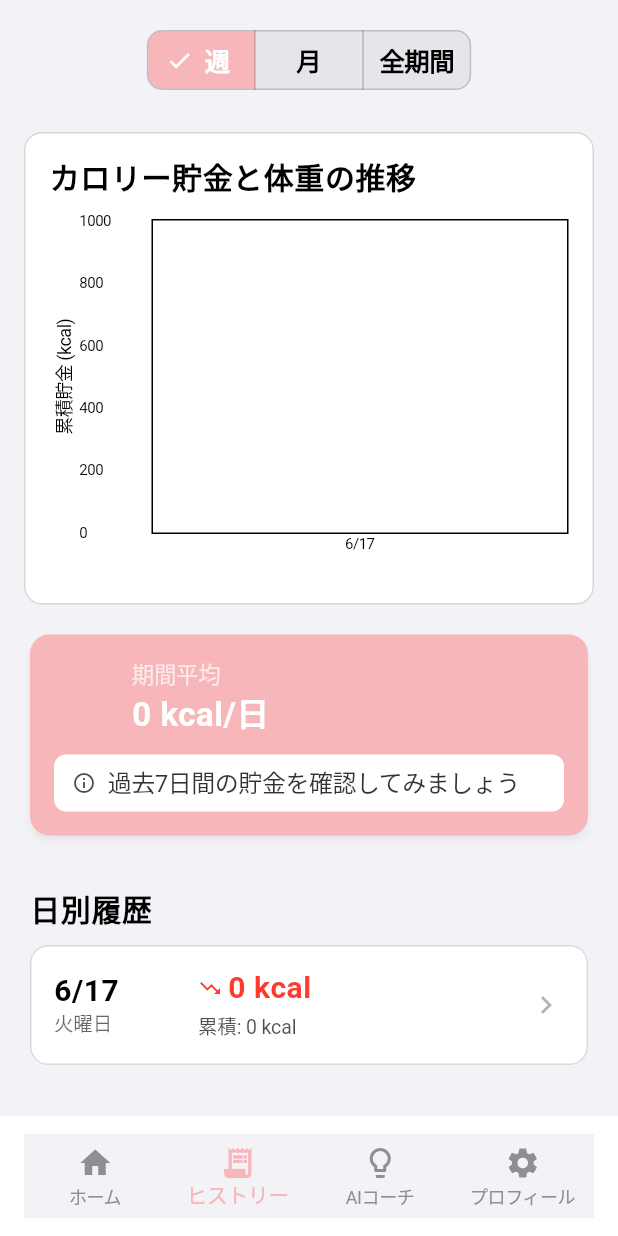
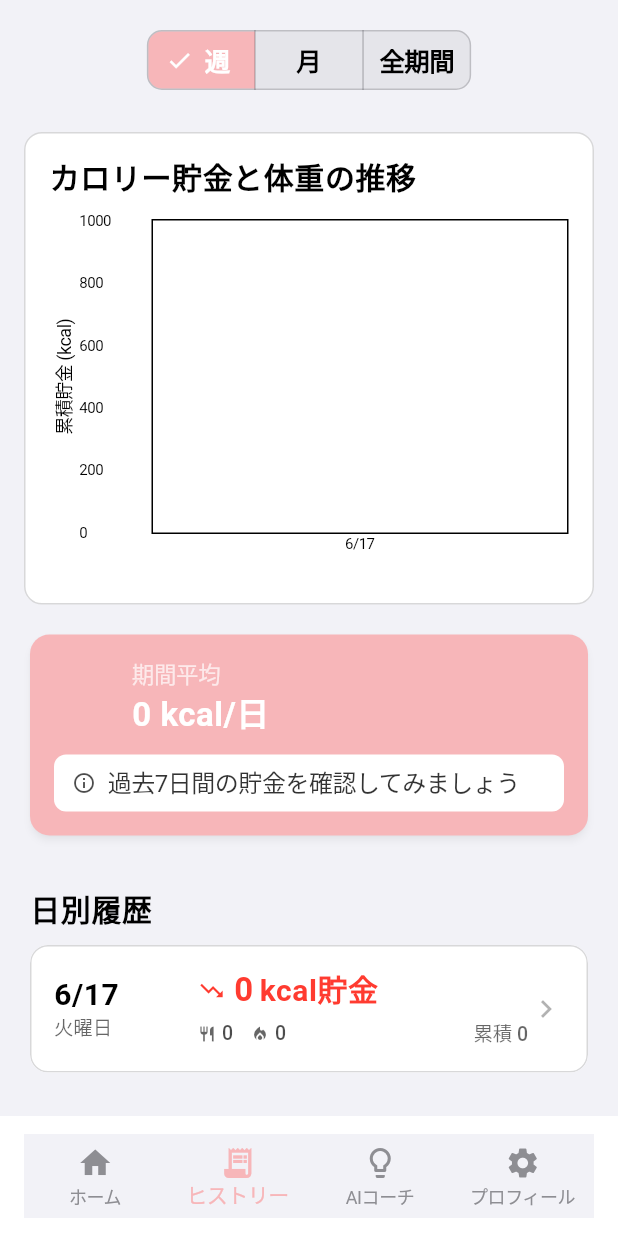
Before and after one commit to DELAxGithub/tonton, a Flutter app: the screen it shows once a user with an empty profile is signed in, item 2 of the bottom bar chosen, on a phone screen of 412 x 824 dp. Run offline on Flutter 3.47's test engine with Material 3 defaults, Android fonts, the phone set to English and light mode, and no system bars; drawn by our look-alikes of fl_chart; our stand-ins replace flutter_dotenv, flutter_riverpod, go_router, google_generative_ai, hive, hive_flutter and 4 more; missing offline and left inert: health; accounts and stored records are empty; generated files the repository leaves out were written again.

Commit message:
feat: Enhance daily history display with Apple-style design
- Primary focus on savings amount with 'kcal貯金' label
- Add small icons for consumed (restaurant) and burned (fire) calories
- Use compact secondary text for consumed/burned breakdown
- Larger, bolder savings display for better visual hierarchy
- Cumulative savings moved to right side for clean layout
- Apple HIG-inspired typography and spacing

```diff
--- a/lib/widgets/daily_history_list.dart
+++ b/lib/widgets/daily_history_list.dart
@@ -106,48 +106,116 @@ class DailyHistoryList extends StatelessWidget {
                     ),
                   ),
                   const SizedBox(width: 16),
-                  // Daily savings
+                  // Daily details with savings highlight
                   Expanded(
                     child: Column(
                       crossAxisAlignment: CrossAxisAlignment.start,
                       children: [
+                        // Main savings display
                         Row(
                           children: [
                             Icon(
-                              isPositive
-                                  ? Icons.trending_up
-                                  : Icons.trending_down,
-                              size: 16,
-                              color:
-                                  isPositive
-                                      ? TontonColors.success
-                                      : TontonColors.error,
+                              isPositive ? Icons.savings : Icons.trending_down,
+                              size: 18,
+                              color: isPositive
+                                  ? TontonColors.success
+                                  : TontonColors.error,
+                            ),
+                            const SizedBox(width: 6),
+                            Text(
+                              '${isPositive ? "+" : ""}${record.dailyBalance.toStringAsFixed(0)}',
+                              style: Theme.of(context)
+                                  .textTheme
+                                  .titleLarge
+                                  ?.copyWith(
+                                    color: isPositive
+                                        ? TontonColors.success
+                                        : TontonColors.error,
+                                    fontWeight: FontWeight.bold,
+                                  ),
                             ),
                             const SizedBox(width: 4),
                             Text(
-                              '${isPositive ? "+" : ""}${record.dailyBalance.toStringAsFixed(0)} kcal',
-                              style: Theme.of(
-                                context,
-                              ).textTheme.titleMedium?.copyWith(
-                                color:
-                                    isPositive
+                              'kcal貯金',
+                              style: Theme.of(context)
+                                  .textTheme
+                                  .titleMedium
+                                  ?.copyWith(
+                                    color: isPositive
                                         ? TontonColors.success
                                         : TontonColors.error,
-                                fontWeight: FontWeight.bold,
-                              ),
+                                    fontWeight: FontWeight.w600,
+                                  ),
                             ),
                           ],
                         ),
-                        const SizedBox(height: 4),
-                        Text(
-                          '累積: ${record.cumulativeSavings.toStringAsFixed(0)} kcal',
-                          style: Theme.of(
-                            context,
-                          ).textTheme.bodySmall?.copyWith(
-                            color: Theme.of(
-                              context,
-                            ).colorScheme.onSurface.withValues(alpha: 0.7),
-                          ),
+                        const SizedBox(height: 6),
+                        // Consumed and burned calories in compact format
+                        Row(
+                          children: [
+                            // Consumed calories
+                            Icon(
+                              Icons.restaurant,
+                              size: 12,
+                              color: Theme.of(context)
+                                  .colorScheme
+                                  .onSurface
+                                  .withValues(alpha: 0.6),
+                            ),
+                            const SizedBox(width: 4),
+                            Text(
+                              '${record.caloriesConsumed.toStringAsFixed(0)}',
+                              style: Theme.of(context)
+                                  .textTheme
+                                  .bodySmall
+                                  ?.copyWith(
+                                    color: Theme.of(context)
+                                        .colorScheme
+                                        .onSurface
+                                        .withValues(alpha: 0.7),
+                                    fontWeight: FontWeight.w500,
+                                  ),
+                            ),
+                            const SizedBox(width: 12),
+                            // Burned calories
+                            Icon(
+                              Icons.local_fire_department,
+                              size: 12,
+                              color: Theme.of(context)
+                                  .colorScheme
+                                  .onSurface
+                                  .withValues(alpha: 0.6),
+                            ),
+                            const SizedBox(width: 4),
+                            Text(
+                              '${record.caloriesBurned.toStringAsFixed(0)}',
+                              style: Theme.of(context)
+                                  .textTheme
+                                  .bodySmall
+                                  ?.copyWith(
+                                    color: Theme.of(context)
+                                        .colorScheme
+                                        .onSurface
+                                        .withValues(alpha: 0.7),
+                                    fontWeight: FontWeight.w500,
+                                  ),
+                            ),
+                            const Spacer(),
+                            // Cumulative savings
+                            Text(
+                              '累積 ${record.cumulativeSavings.toStringAsFixed(0)}',
+                              style: Theme.of(context)
+                                  .textTheme
+                                  .bodySmall
+                                  ?.copyWith(
+                                    color: Theme.of(context)
+                                        .colorScheme
+                                        .onSurface
+                                        .withValues(alpha: 0.6),
+                                    fontWeight: FontWeight.w500,
+                                  ),
+                            ),
+                          ],
                         ),
                       ],
                     ),
```
